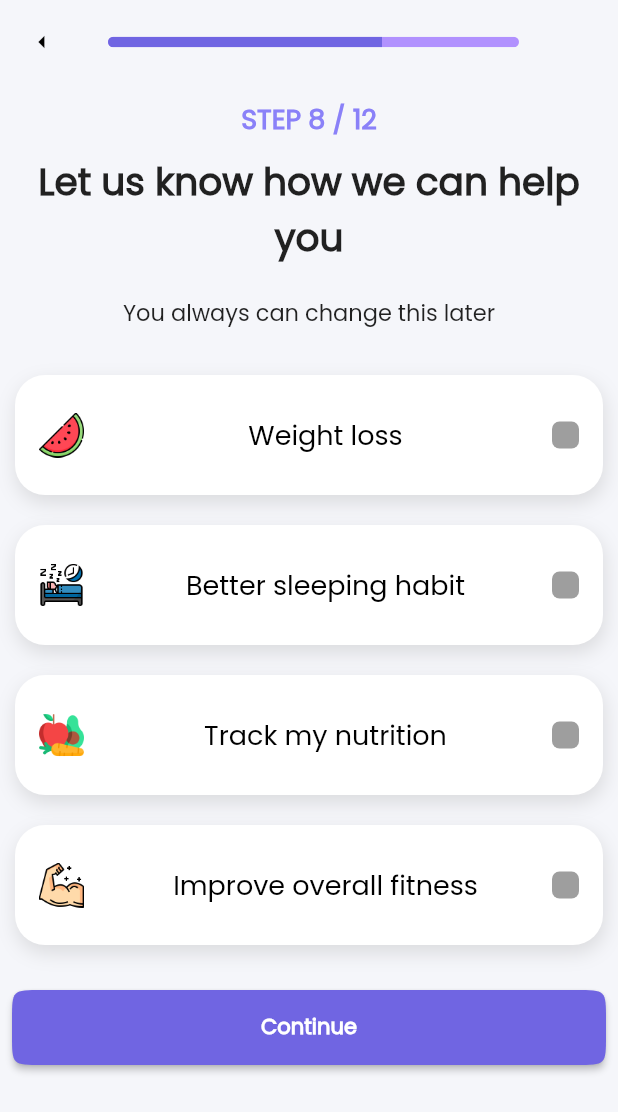
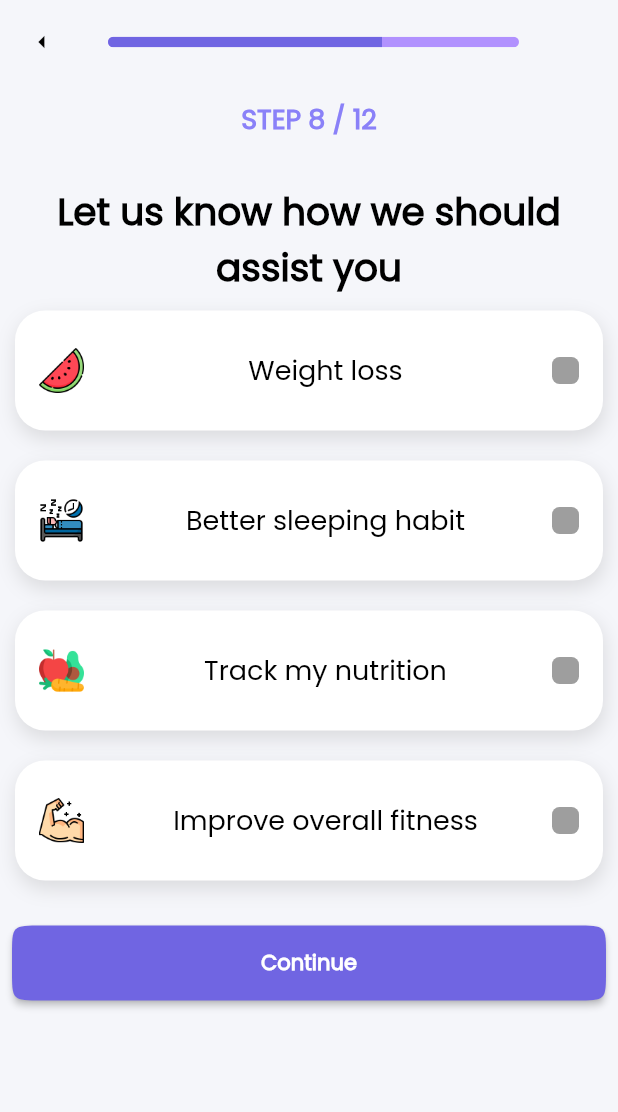
Before and after one commit to sanjaioffi/HealHer, a Flutter app: the OnboardRegionScreen screen opened by its route, after a tap on "Continue", on a phone screen of 412 x 824 dp. Shown: the top 1112 px of the screen. Run offline on Flutter 3.47's test engine with Material 2 defaults, Android fonts, the light colour scheme and no system bars; our stand-ins replace calendar_date_picker2, carousel_slider, flutter_datetime_picker_bdaya, get, scroll_snap_list; missing offline and left inert: flutter_ruler_picker.

Commit message:
archietecure updates

```diff
--- a/lib/main.dart
+++ b/lib/main.dart
@@ -1,10 +1,13 @@
 import 'package:flutter/material.dart';
 import 'package:get/get.dart';
+import 'package:heal_her/presentation/common/screen_utils/screen_size.dart';
 import 'package:heal_her/presentation/utils/routes.dart';
 import 'package:heal_her/theme/build_theme.dart';
 
 void main() {
-  runApp(const MyApp());
+  runApp(
+    const MyApp(),
+  );
 }
 
 class MyApp extends StatelessWidget {
@@ -12,6 +15,7 @@ class MyApp extends StatelessWidget {
 
   @override
   Widget build(BuildContext context) {
+    ScreenSize().init(context);
     return GetMaterialApp(
       defaultTransition: Transition.cupertino,
       transitionDuration: const Duration(seconds: 1),
--- a/lib/presentation/screens/onboarding/model/food_type_model.dart
+++ b/lib/presentation/screens/onboarding/model/food_type_model.dart
@@ -5,5 +5,5 @@ OnboardingModel foodTypeModel = OnboardingModel(
   topTitleContent: "Which food do you prefer ?",
   bottomTileContent:
       "For personalised food diet recommendations please choose your food prefernce",
-  nextRoute: '',
+  nextRoute: '/region',
 );
--- a/lib/presentation/screens/onboarding/model/region_model.dart
+++ b/lib/presentation/screens/onboarding/model/region_model.dart
@@ -5,5 +5,5 @@ OnboardingModel stateTypeModel = OnboardingModel(
   topTitleContent: "Which part do you belong ?",
   bottomTileContent:
       "For personalised seasonal recommendations please choose your region",
-  nextRoute: '',
+  nextRoute: '/targets',
 );
--- a/lib/presentation/screens/onboarding/model/targets_model.dart
+++ b/lib/presentation/screens/onboarding/model/targets_model.dart
@@ -4,5 +4,5 @@ OnboardingModel userTargetsModel = OnboardingModel(
   stepCount: 8,
   topTitleContent: "Let us know how we should assist you",
   bottomTileContent: "",
-  nextRoute: '',
+  nextRoute: '/activities',
 );
--- a/lib/presentation/screens/onboarding/view/food/onboard_food.dart
+++ b/lib/presentation/screens/onboarding/view/food/onboard_food.dart
@@ -1,5 +1,4 @@
 import 'package:flutter/material.dart';
-import 'package:heal_her/presentation/screens/onboarding/model/onboarding_model.dart';
 import 'package:heal_her/presentation/screens/onboarding/model/food_type_model.dart';
 import 'package:heal_her/presentation/screens/onboarding/view/food/food_slide.dart';
 
@@ -12,8 +11,6 @@ import 'package:heal_her/presentation/screens/onboarding/view/widgets/top_tile.d
 class OnboardFoodScreen extends StatelessWidget {
   const OnboardFoodScreen({super.key});
 
-  static OnboardingModel foodModel = foodTypeModel;
-
   @override
   Widget build(BuildContext context) {
     return Scaffold(
@@ -24,16 +21,12 @@ class OnboardFoodScreen extends StatelessWidget {
           child: Column(
             crossAxisAlignment: CrossAxisAlignment.center,
             children: [
-              StepIndicator(step: foodModel.stepCount),
-              TopTile(tileContent: foodModel.topTitleContent),
+              StepIndicator(step: foodTypeModel.stepCount),
+              TopTile(tileContent: foodTypeModel.topTitleContent),
               const FoodSlide(),
-              BottomTile(tileContent: foodModel.bottomTileContent),
-              const SizedBox(
-                height: 50,
-              ),
-              const ContinueElevatedButton(
-                nextRoute: 'region',
-              ),
+              BottomTile(tileContent: foodTypeModel.bottomTileContent),
+              const SizedBox(height: 50),
+              ContinueElevatedButton(nextRoute: foodTypeModel.nextRoute),
             ],
           ),
         ),
--- a/lib/presentation/screens/onboarding/view/region/onboard_region.dart
+++ b/lib/presentation/screens/onboarding/view/region/onboard_region.dart
@@ -11,8 +11,6 @@ import 'package:heal_her/presentation/screens/onboarding/view/widgets/top_tile.d
 class OnboardRegionScreen extends StatelessWidget {
   const OnboardRegionScreen({super.key});
 
-  static OnboardingModel regionModel = stateTypeModel;
-
   @override
   Widget build(BuildContext context) {
     return Scaffold(
@@ -23,16 +21,12 @@ class OnboardRegionScreen extends StatelessWidget {
           child: Column(
             crossAxisAlignment: CrossAxisAlignment.center,
             children: [
-              StepIndicator(step: regionModel.stepCount),
-              TopTile(tileContent: regionModel.topTitleContent),
+              StepIndicator(step: stateTypeModel.stepCount),
+              TopTile(tileContent: stateTypeModel.topTitleContent),
               const RegionSlide(),
-              BottomTile(tileContent: regionModel.bottomTileContent),
-              const SizedBox(
-                height: 50,
-              ),
-              const ContinueElevatedButton(
-                nextRoute: '/targets',
-              ),
+              BottomTile(tileContent: stateTypeModel.bottomTileContent),
+              const SizedBox(height: 50),
+              ContinueElevatedButton(nextRoute: stateTypeModel.nextRoute),
             ],
           ),
         ),
--- /dev/null
+++ b/lib/presentation/screens/onboarding/view/targets/custom_card.dart
@@ -0,0 +1,93 @@
+import 'package:flutter/material.dart';
+import 'package:heal_her/presentation/utils/app_colors.dart';
+
+class CustomCard extends StatefulWidget {
+  final String iconImage;
+  final String text;
+  final ValueSetter<bool?>? onCheckboxChanged;
+
+  const CustomCard({
+    super.key,
+    required this.iconImage,
+    required this.text,
+    this.onCheckboxChanged,
+  });
+
+  @override
+  State createState() => _CustomCardState();
+}
+
+class _CustomCardState extends State<CustomCard> {
+  bool _isChecked = false;
+
+  @override
+  Widget build(BuildContext context) {
+    return GestureDetector(
+      onTap: () {
+        setState(() {
+          _isChecked = !_isChecked;
+        });
+        widget.onCheckboxChanged!(_isChecked);
+      },
+      child: Container(
+        margin: const EdgeInsets.all(10),
+        decoration: BoxDecoration(
+          borderRadius: const BorderRadius.all(
+            Radius.circular(
+              20,
+            ),
+          ),
+          boxShadow: [
+            BoxShadow(
+              color: Colors.grey.withOpacity(.3),
+              blurRadius: 10,
+              spreadRadius: .1,
+              offset: const Offset(1, 5),
+            )
+          ],
+          color: _isChecked ? AppColor.heavyPurplyBlue : Colors.white,
+        ),
+        height: 80,
+        child: Center(
+          child: ListTile(
+            leading: Image.asset(widget.iconImage, width: 30, height: 30),
+            title: Text(
+              widget.text,
+              textAlign: TextAlign.center,
+              style: TextStyle(
+                color: _isChecked ? Colors.white : Colors.black,
+                fontSize: 18,
+                fontWeight: FontWeight.w500,
+              ),
+            ),
+            trailing: Container(
+              alignment: Alignment.center,
+              width: 18,
+              height: 18,
+              decoration: BoxDecoration(
+                  color: Colors.grey, borderRadius: BorderRadius.circular(5)),
+              child: Checkbox(
+                checkColor: AppColor.purplyBlue,
+                visualDensity: VisualDensity.comfortable,
+                activeColor: Colors.white,
+                value: _isChecked,
+                shape: RoundedRectangleBorder(
+                  borderRadius: BorderRadius.circular(5),
+                ),
+                side: BorderSide.none,
+                onChanged: (bool? newValue) {
+                  setState(() {
+                    _isChecked = newValue ?? false;
+                  });
+                  if (widget.onCheckboxChanged != null) {
+                    widget.onCheckboxChanged!(_isChecked);
+                  }
+                },
+              ),
+            ),
+          ),
+        ),
+      ),
+    );
+  }
+}
--- a/lib/presentation/screens/onboarding/view/targets/targets_screen.dart
+++ b/lib/presentation/screens/onboarding/view/targets/targets_screen.dart
@@ -1,9 +1,10 @@
 import 'package:flutter/material.dart';
+import 'package:heal_her/presentation/screens/onboarding/model/targets_model.dart';
+import 'package:heal_her/presentation/screens/onboarding/view/targets/custom_card.dart';
 import 'package:heal_her/presentation/screens/onboarding/view/widgets/continue_elevated_button.dart';
 import 'package:heal_her/presentation/screens/onboarding/view/widgets/onboard_appbar.dart';
 import 'package:heal_her/presentation/screens/onboarding/view/widgets/step_indicator.dart';
-
-import '../../../../utils/app_colors.dart';
+import 'package:heal_her/presentation/screens/onboarding/view/widgets/top_tile.dart';
 
 class TargetsScreen extends StatefulWidget {
   const TargetsScreen({super.key});
@@ -17,33 +18,14 @@ class _TargetsScreenState extends State<TargetsScreen> {
   @override
   Widget build(BuildContext context) {
     return Scaffold(
-        appBar: buildOnBoardNavBar(context, 8),
+        appBar: buildOnBoardNavBar(context, userTargetsModel.stepCount),
         body: SafeArea(
           child: SingleChildScrollView(
             child: Column(
               crossAxisAlignment: CrossAxisAlignment.center,
               children: [
-                const StepIndicator(step: 8),
-                const Text(
-                  "Let us know how we can help you",
-                  textAlign: TextAlign.center,
-                  style: TextStyle(
-                    fontSize: 25,
-                    fontWeight: FontWeight.bold,
-                  ),
-                ),
-                const SizedBox(
-                  height: 20,
-                ),
-                const Text('You always can change this later',
-                    textAlign: TextAlign.center,
-                    style: TextStyle(
-                      fontSize: 15,
-                      fontWeight: FontWeight.normal,
-                    )),
-                const SizedBox(
-                  height: 20,
-                ),
+                StepIndicator(step: userTargetsModel.stepCount),
+                TopTile(tileContent: userTargetsModel.topTitleContent),
                 CustomCard(
                   iconImage: 'assets/images/targets_images/food.png',
                   text: 'Weight loss',
@@ -83,9 +65,7 @@ class _TargetsScreenState extends State<TargetsScreen> {
                 const SizedBox(
                   height: 20,
                 ),
-                const ContinueElevatedButton(
-                  nextRoute: '/activities',
-                ),
+                ContinueElevatedButton(nextRoute: userTargetsModel.nextRoute),
                 const SizedBox(
                   height: 20,
                 )
@@ -95,95 +75,3 @@ class _TargetsScreenState extends State<TargetsScreen> {
         ));
   }
 }
-
-class CustomCard extends StatefulWidget {
-  final String iconImage;
-  final String text;
-  final ValueSetter<bool?>? onCheckboxChanged;
-
-  const CustomCard({
-    super.key,
-    required this.iconImage,
-    required this.text,
-    this.onCheckboxChanged,
-  });
-
-  @override
-  State createState() => _CustomCardState();
-}
-
-class _CustomCardState extends State<CustomCard> {
-  bool _isChecked = false;
-
-  @override
-  Widget build(BuildContext context) {
-    return GestureDetector(
-      onTap: () {
-        setState(() {
-          _isChecked = !_isChecked;
-        });
-        widget.onCheckboxChanged!(_isChecked);
-      },
-      child: Container(
-        margin: const EdgeInsets.all(10),
-        decoration: BoxDecoration(
-          borderRadius: const BorderRadius.all(
-            Radius.circular(
-              20,
-            ),
-          ),
-          boxShadow: [
-            BoxShadow(
-              color: Colors.grey.withOpacity(.3),
-              blurRadius: 10,
-              spreadRadius: .1,
-              offset: const Offset(1, 5),
-            )
-          ],
-          color: _isChecked ? AppColor.heavyPurplyBlue : Colors.white,
-        ),
-        height: 80,
-        child: Center(
-          child: ListTile(
-            leading: Image.asset(widget.iconImage, width: 30, height: 30),
-            title: Text(
-              widget.text,
-              textAlign: TextAlign.center,
-              style: TextStyle(
-                color: _isChecked ? Colors.white : Colors.black,
-                fontSize: 18,
-                fontWeight: FontWeight.w500,
-              ),
-            ),
-            trailing: Container(
-              alignment: Alignment.center,
-              width: 18,
-              height: 18,
-              decoration: BoxDecoration(
-                  color: Colors.grey, borderRadius: BorderRadius.circular(5)),
-              child: Checkbox(
-                checkColor: AppColor.purplyBlue,
-                visualDensity: VisualDensity.comfortable,
-                activeColor: Colors.white,
-                value: _isChecked,
-                shape: RoundedRectangleBorder(
-                  borderRadius: BorderRadius.circular(5),
-                ),
-                side: BorderSide.none,
-                onChanged: (bool? newValue) {
-                  setState(() {
-                    _isChecked = newValue ?? false;
-                  });
-
-                  if (widget.onCheckboxChanged != null) {
-                    widget.onCheckboxChanged!(_isChecked);
-                  }
-                },
-              ),
-            ),
-          ),
-        ),
-      ),
-    );
-  }
-}
```
